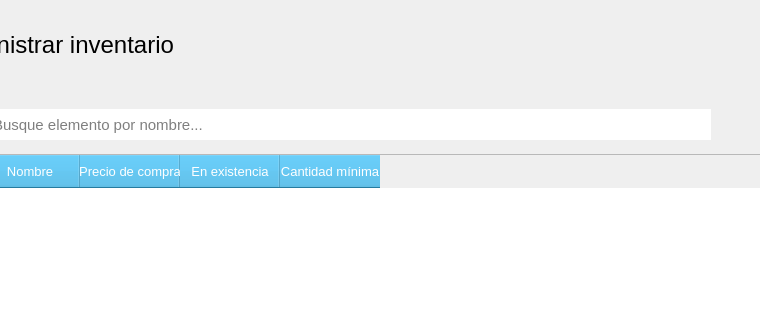
The window that src/AdministrarInventario/Ui_AdministrarInventario.ui (ivanperez-7/printpos) describes before a commit, drawn with Qt 5; both pictures show x 147 to 907 and y 0 to 331 of the 1085 by 650 pixel window.
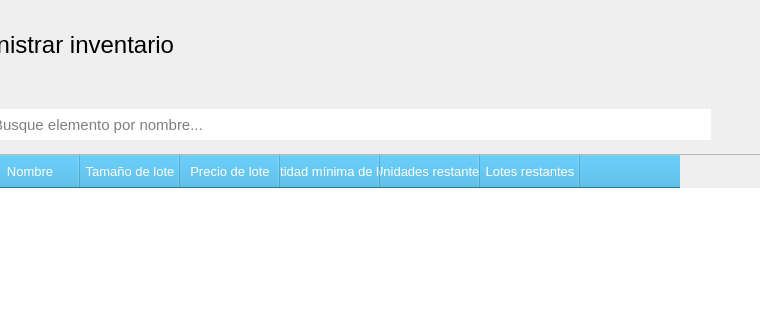
The same window after the commit. Icons and pictures are not drawn.

The edit to the form file:
```diff
--- a/src/AdministrarInventario/Ui_AdministrarInventario.ui
+++ b/src/AdministrarInventario/Ui_AdministrarInventario.ui
@@ -391,17 +391,32 @@
             </column>
             <column>
              <property name="text">
-              <string>Precio de compra</string>
+              <string>Tamaño de lote</string>
              </property>
             </column>
             <column>
              <property name="text">
-              <string>En existencia</string>
+              <string>Precio de lote</string>
              </property>
             </column>
             <column>
              <property name="text">
-              <string>Cantidad mínima</string>
+              <string>Cantidad mínima de lotes</string>
+             </property>
+            </column>
+            <column>
+             <property name="text">
+              <string>Unidades restantes</string>
+             </property>
+            </column>
+            <column>
+             <property name="text">
+              <string>Lotes restantes</string>
+             </property>
+            </column>
+            <column>
+             <property name="text">
+              <string/>
              </property>
             </column>
            </widget>
```
Left out of the diff: 6 changed lines with no effect on the pictures.
